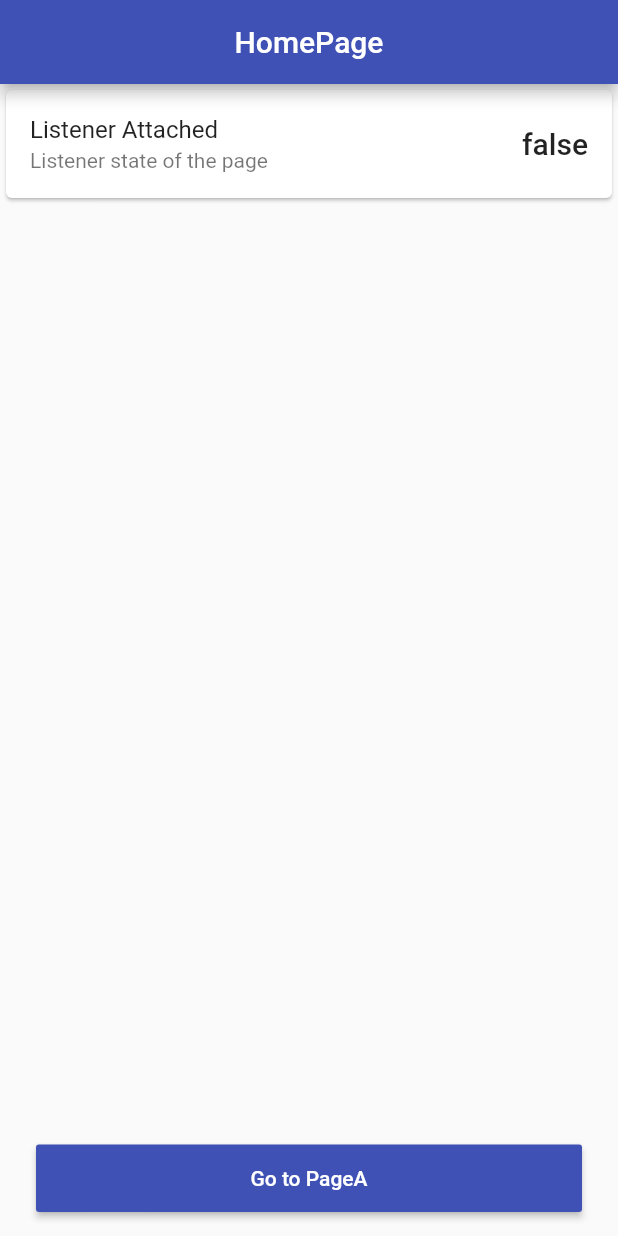
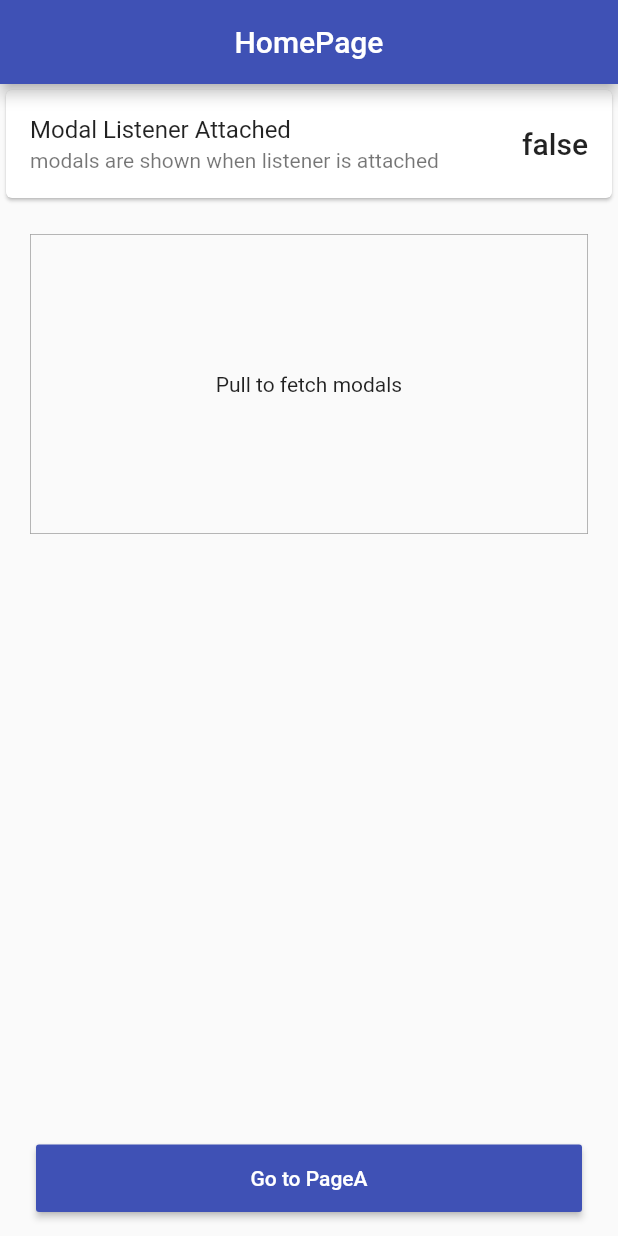
Before and after one commit to codekeyz/modals-queue, a Flutter app: the screen it shows after launch, on a phone screen of 412 x 824 dp. Run offline on Flutter 3.47's test engine with Material 2 defaults, Android fonts, the phone set to English and light mode, and no system bars; our stand-ins replace get_it, logger; statements that could not run were skipped.

Commit message:
use lifecycle mixin & attach & detach modal listener on onResume & onPaused callback

```diff
--- a/lib/pages/home.dart
+++ b/lib/pages/home.dart
@@ -3,14 +3,33 @@ import 'package:modal_queue/modal/modal_extension.dart';
 import 'package:modal_queue/providers/ModalProvider.dart';
 import 'package:modal_queue/pages/page_a.dart';
 import 'package:provider/provider.dart';
+import 'package:modal_queue/services/serviceLocator.dart';
+
+import 'package:modal_queue/util/lifecycle_impl.dart';
 
 class HomePage extends StatefulWidget {
   @override
   _HomePageState createState() => _HomePageState();
 }
 
-class _HomePageState extends State<HomePage> with ModalAware {
+class _HomePageState extends State<HomePage> with ModalAware, LifeCycleMixin {
   ModalProvider _modalProv;
+
+  @override
+  void initState() {
+    super.initState();
+    sl.get<LifeCycleEventBus>().attachListener('/', this);
+  }
+
+  @override
+  void onResume() {
+    attachModalListener();
+  }
+
+  @override
+  void onPaused() {
+    detachModalListener();
+  }
 
   @override
   Widget build(BuildContext context) {
@@ -35,17 +54,36 @@ class _HomePageState extends State<HomePage> with ModalAware {
                 children: <Widget>[
                   Card(
                     child: ListTile(
-                      title: Text('Listener Attached'),
-                      subtitle: Text('Listener state of the page'),
+                      title: Text('Modal Listener Attached'),
+                      subtitle: Text(
+                        "modals are shown when listener is attached",
+                      ),
                       trailing: Text(
                         '${_modalProv.isListenerAttached(listenerKey)}',
                         style: _themeData.textTheme.headline6,
                       ),
                     ),
                   ),
+                  if (_modals.isEmpty)
+                    Container(
+                      height: 200,
+                      margin: const EdgeInsets.all(20),
+                      padding: const EdgeInsets.all(20),
+                      child: Text('Pull to fetch modals'),
+                      decoration: BoxDecoration(
+                        border: Border.all(
+                          color: Colors.grey,
+                          width: 0.5,
+                        ),
+                      ),
+                      width: double.infinity,
+                      alignment: Alignment.center,
+                    ),
                   ListView.separated(
                     padding: const EdgeInsets.symmetric(
-                        horizontal: 10, vertical: 10),
+                      horizontal: 10,
+                      vertical: 10,
+                    ),
                     primary: false,
                     shrinkWrap: true,
                     separatorBuilder: (_, __) => SizedBox(height: 16),
@@ -119,7 +157,8 @@ class _HomePageState extends State<HomePage> with ModalAware {
                   height: 45,
                   child: RaisedButton(
                     onPressed: () {
-                      Navigator.of(context).pushNamed(PageA.id);
+                      Navigator.of(context)
+                          .push(MaterialPageRoute(builder: (_) => PageA()));
                     },
                     child: Text('Go to PageA'),
                     textColor: Colors.white,
```
